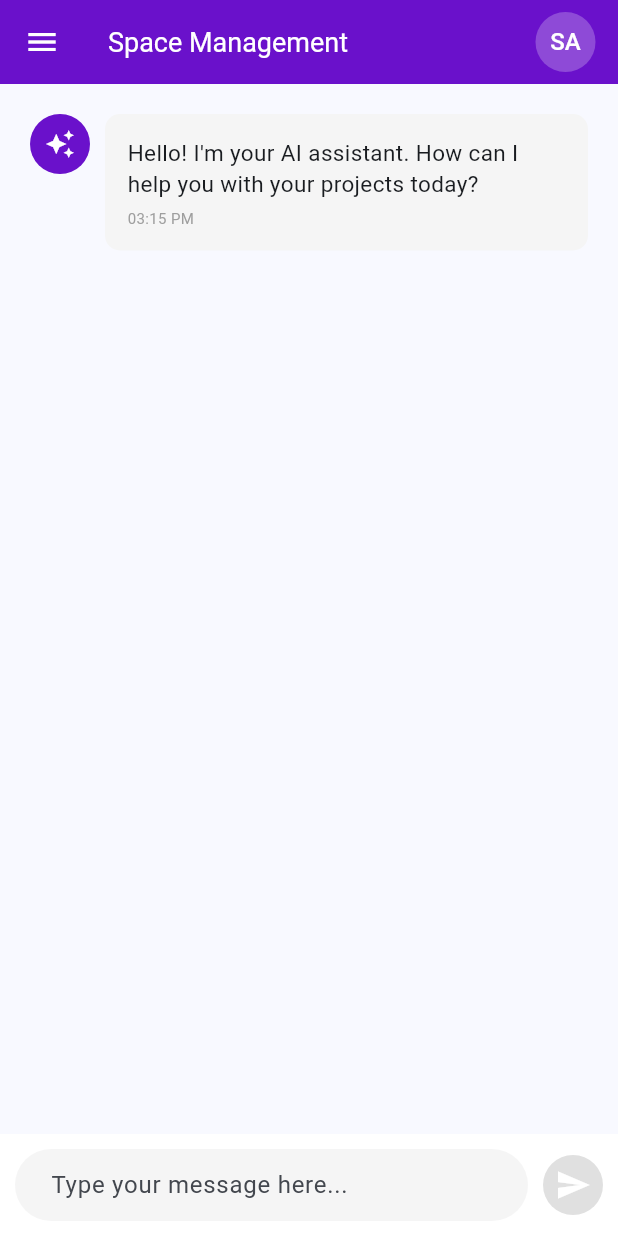
After one commit to software-project-5-6/mobile, a Flutter app: the AdminDashboard screen opened directly, on a phone screen of 412 x 824 dp. The commit adds this screen. Run offline on Flutter 3.47's test engine with Material 3 defaults, Android fonts, the phone set to English and light mode, and no system bars.

Commit message:
Added Admin Dashboard UI

```diff
--- /dev/null
+++ b/lib/screens/admin_dashboard.dart
@@ -0,0 +1,152 @@
+import 'package:flutter/material.dart';
+
+class AdminDashboard extends StatefulWidget {
+  const AdminDashboard({super.key});
+
+  @override
+  State<AdminDashboard> createState() => _AdminDashboardState();
+}
+
+class _AdminDashboardState extends State<AdminDashboard> {
+  @override
+  Widget build(BuildContext context) {
+    return Scaffold(
+      // 1. APP BAR (Matches the Purple Header in your screenshot)
+      appBar: AppBar(
+        title: const Text("Space Management", style: TextStyle(color: Colors.white, fontSize: 18)),
+        backgroundColor: const Color(0xFF6A11CB), // Purple
+        iconTheme: const IconThemeData(color: Colors.white), // White Hamburger Icon
+        actions: [
+          // The "SA" (Super Admin) Avatar
+          Padding(
+            padding: const EdgeInsets.only(right: 15.0),
+            child: CircleAvatar(
+              backgroundColor: Colors.white24,
+              child: const Text("SA", style: TextStyle(color: Colors.white)),
+            ),
+          )
+        ],
+      ),
+
+      // 2. THE DRAWER (This replaces the Web Sidebar)
+      drawer: Drawer(
+        child: ListView(
+          padding: EdgeInsets.zero,
+          children: [
+            const UserAccountsDrawerHeader(
+              decoration: BoxDecoration(color: Color(0xFF6A11CB)),
+              accountName: Text("Super Admin"),
+              accountEmail: Text("admin@psms.com"),
+              currentAccountPicture: CircleAvatar(
+                backgroundColor: Colors.white,
+                child: Text("SA", style: TextStyle(color: Color(0xFF6A11CB))),
+              ),
+            ),
+            // Menu Items from your screenshot
+            ListTile(
+              leading: const Icon(Icons.auto_awesome, color: Color(0xFF6A11CB)),
+              title: const Text("AI Assistant"),
+              selected: true, // Highlights this item
+              selectedTileColor: Colors.blue.withOpacity(0.1),
+              onTap: () { Navigator.pop(context); },
+            ),
+            ListTile(
+              leading: const Icon(Icons.folder),
+              title: const Text("Projects"),
+              onTap: () {},
+            ),
+            const Divider(), // Admin Tools Section
+            const Padding(
+              padding: EdgeInsets.only(left: 16, top: 10, bottom: 5),
+              child: Text("ADMIN TOOLS", style: TextStyle(color: Colors.grey, fontSize: 12)),
+            ),
+            ListTile(
+              leading: const Icon(Icons.people),
+              title: const Text("Users"),
+              onTap: () {},
+            ),
+            ListTile(
+              leading: const Icon(Icons.settings),
+              title: const Text("Settings"),
+              onTap: () {},
+            ),
+          ],
+        ),
+      ),
+
+      // 3. THE BODY (The AI Chat Interface from your screenshot)
+      body: Column(
+        children: [
+          // Chat History Area
+          Expanded(
+            child: ListView(
+              padding: const EdgeInsets.all(20),
+              children: [
+                // The AI's Message
+                Row(
+                  crossAxisAlignment: CrossAxisAlignment.start,
+                  children: [
+                    const CircleAvatar(
+                      backgroundColor: Color(0xFF6A11CB),
+                      child: Icon(Icons.auto_awesome, color: Colors.white, size: 20),
+                    ),
+                    const SizedBox(width: 10),
+                    Expanded(
+                      child: Container(
+                        padding: const EdgeInsets.all(15),
+                        decoration: BoxDecoration(
+                          color: Colors.grey[100],
+                          borderRadius: BorderRadius.circular(10),
+                        ),
+                        child: Column(
+                          crossAxisAlignment: CrossAxisAlignment.start,
+                          children: [
+                            const Text(
+                              "Hello! I'm your AI assistant. How can I help you with your projects today?",
+                              style: TextStyle(fontSize: 15),
+                            ),
+                            const SizedBox(height: 5),
+                            Text("03:15 PM", style: TextStyle(color: Colors.grey[500], fontSize: 10)),
+                          ],
+                        ),
+                      ),
+                    ),
+                  ],
+                ),
+              ],
+            ),
+          ),
+
+          // The Input Box at the bottom
+          Container(
+            padding: const EdgeInsets.all(10),
+            color: Colors.white,
+            child: Row(
+              children: [
+                Expanded(
+                  child: TextField(
+                    decoration: InputDecoration(
+                      hintText: "Type your message here...",
+                      filled: true,
+                      fillColor: Colors.grey[100],
+                      border: OutlineInputBorder(
+                        borderRadius: BorderRadius.circular(30),
+                        borderSide: BorderSide.none,
+                      ),
+                      contentPadding: const EdgeInsets.symmetric(horizontal: 20, vertical: 10),
+                    ),
+                  ),
+                ),
+                const SizedBox(width: 10),
+                CircleAvatar(
+                  backgroundColor: Colors.grey[300],
+                  child: const Icon(Icons.send, color: Colors.white),
+                ),
+              ],
+            ),
+          ),
+        ],
+      ),
+    );
+  }
+}
--- a/lib/screens/login_screen.dart
+++ b/lib/screens/login_screen.dart
@@ -1,4 +1,5 @@
 import 'package:flutter/material.dart';
+import 'admin_dashboard.dart';
 
 class LoginScreen extends StatefulWidget {
   const LoginScreen({super.key});
@@ -129,9 +130,23 @@ class _LoginScreenState extends State<LoginScreen> {
                                 ),
                               ),
                               onPressed: () {
-                                // We will add Backend connection here later!
-                                print("Email: ${_emailController.text}");
-                                print("Password: ${_passwordController.text}");
+                                String email = _emailController.text;
+                                String password = _passwordController.text;
+
+                                // Check Admin Credentials
+                                if (email == "admin@psms.com" && password == "Ruhuna25!") {
+                                  Navigator.pushReplacement(
+                                    context,
+                                    MaterialPageRoute(builder: (context) => const AdminDashboard()),
+                                  );
+                                } else {
+                                  ScaffoldMessenger.of(context).showSnackBar(
+                                    const SnackBar(
+                                      content: Text("Invalid Credentials! Try admin@psms.com"),
+                                      backgroundColor: Colors.red,
+                                    ),
+                                  );
+                                }
                               },
                               child: const Text("Sign In", style: TextStyle(fontSize: 16)),
                             ),
```
